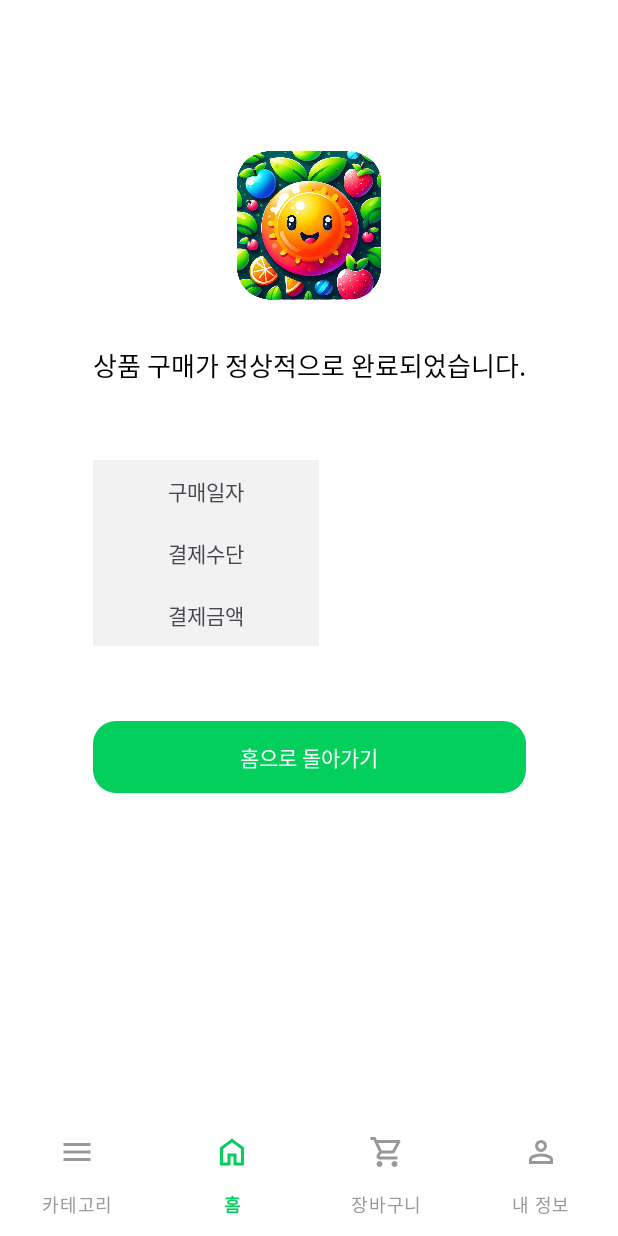
After one commit to AOS3/FinalProject-ShoppingMallUserService-1-team-, an Android app: the fragment UserPaymentDoneFragment placed in its activity, on a phone screen of 412 x 824 dp. The commit adds this screen. Run offline under Robolectric (Android 15) with nearby library versions, the phone set to English and light mode, and no system bars; our stand-ins replace Firebase (no records; nobody signed in at launch, a user with empty details on screens opened directly), navigation-ui; pictures from the network do not load; 4 statements that could not run were skipped.

Commit message:
sehoon 결제 완료 페이지

```diff
--- /dev/null
+++ b/app/src/main/java/com/example/frume/data/PaymentDone.kt
@@ -0,0 +1,11 @@
+package com.example.frume.data
+
+import android.os.Parcelable
+import kotlinx.parcelize.Parcelize
+
+@Parcelize
+data class PaymentDone(
+    val payment: String,
+    val totalPrice: Int,
+    val paymentDate: String
+) : Parcelable
--- a/app/src/main/java/com/example/frume/fragment/user_fragment/product_info/UserProductInfoDialogFragment.kt
+++ b/app/src/main/java/com/example/frume/fragment/user_fragment/product_info/UserProductInfoDialogFragment.kt
@@ -278,12 +278,12 @@ class UserProductInfoDialogFragment : BottomSheetDialogFragment() {
                 val dueDate = binding.textViewUserProductInfoDialogDeliveryDate.text.toString()
                 val deliverySubscribeState = when {
                     binding.radioButtonProductInfoDialogSubscribe.isChecked -> DeliverySubscribeState.DELIVERY_STATE_SUBSCRIBE
-                    else-> DeliverySubscribeState.DELIVERY_STATE_NOT_SUBSCRIBE
+                    else -> DeliverySubscribeState.DELIVERY_STATE_NOT_SUBSCRIBE
                 }
                 val productCount = binding.editTextProductInfoDialogCount.text.toString().toInt()
                 val action =
                     UserProductInfoDialogFragmentDirections.actionUserProductInfoDialogToUserPaymentScreen(
-                        null, "productInfo",args.productDocId,dueDate,deliverySubscribeState, productCountDirectPurchase = productCount
+                        null, "productInfo", args.productDocId, dueDate, deliverySubscribeState, productCountDirectPurchase = productCount
                     )
                 findNavController().navigate(action)
 
@@ -341,7 +341,7 @@ class UserProductInfoDialogFragment : BottomSheetDialogFragment() {
                 return@launch
             }
 
-            Log.d("test100","args.productDocId: ${args.productDocId}")
+            Log.d("test100", "args.productDocId: ${args.productDocId}")
 
             // cartProductModel 생성
             val cartProductModel = convertToCartProduct(
@@ -359,6 +359,7 @@ class UserProductInfoDialogFragment : BottomSheetDialogFragment() {
 
                 //  이전 화면을 팝하고 새로운 화면으로 이동할 때 사용됩니다.
                 val navOption = NavOptions.Builder()
+                    .setLaunchSingleTop(true) // 기존 프래그먼트를 재사용
                     .setPopUpTo(R.id.navigation_home, inclusive = true) // navigation_cart 에서 home으로 변경
                     .build()
                 val action =
--- /dev/null
+++ b/app/src/main/java/com/example/frume/fragment/user_fragment/user_payment/UserPaymentDoneFragment.kt
@@ -0,0 +1,52 @@
+package com.example.frume.fragment.user_fragment.user_payment
+
+import android.os.Bundle
+import android.view.LayoutInflater
+import android.view.View
+import android.view.ViewGroup
+import androidx.fragment.app.Fragment
+import androidx.navigation.fragment.findNavController
+import androidx.navigation.fragment.navArgs
+import com.example.frume.databinding.FragmentUserPaymentDoneBinding
+import com.example.frume.util.convertThreeDigitComma
+
+
+class UserPaymentDoneFragment : Fragment() {
+    private var _binding: FragmentUserPaymentDoneBinding? = null
+    private val binding get() = _binding!!
+    private val args: UserPaymentDoneFragmentArgs by navArgs()
+
+    override fun onCreateView(
+        inflater: LayoutInflater, container: ViewGroup?,
+        savedInstanceState: Bundle?
+    ): View {
+        _binding = FragmentUserPaymentDoneBinding.inflate(inflater, container, false)
+        return binding.root
+    }
+
+    override fun onDestroyView() {
+        super.onDestroyView()
+        _binding = null
+    }
+
+    override fun onViewCreated(view: View, savedInstanceState: Bundle?) {
+        super.onViewCreated(view, savedInstanceState)
+        setLayout()
+        onClickBtn()
+    }
+
+    private fun setLayout() {
+        with(binding) {
+            tvPrice.text = args.paymentDone.totalPrice.convertThreeDigitComma()
+            tvDate.text = args.paymentDone.paymentDate
+            tvPayment.text = args.paymentDone.payment
+        }
+    }
+
+    private fun onClickBtn() {
+        binding.btnDone.setOnClickListener {
+            val action = UserPaymentDoneFragmentDirections.actionUserPaymentDoneToNavigationHome()
+            findNavController().navigate(action)
+        }
+    }
+}
--- a/app/src/main/java/com/example/frume/fragment/user_fragment/user_payment/UserPaymentScreenFragment.kt
+++ b/app/src/main/java/com/example/frume/fragment/user_fragment/user_payment/UserPaymentScreenFragment.kt
@@ -16,6 +16,7 @@ import androidx.navigation.fragment.findNavController
 import androidx.navigation.fragment.navArgs
 import com.example.frume.R
 import com.example.frume.activity.HomeActivity
+import com.example.frume.data.PaymentDone
 import com.example.frume.databinding.FragmentUserPaymentScreenBinding
 import com.example.frume.model.CartProductModel
 import com.example.frume.model.DeliveryAddressModel
@@ -507,7 +508,7 @@ class UserPaymentScreenFragment : Fragment() {
                 override fun afterTextChanged(s: Editable?) {
                     // 상품 가격
                     val productCost =
-                        textViewProductTotalPrice.text.toString().replace("원", "").replace(",","").toInt()
+                        textViewProductTotalPrice.text.toString().replace("원", "").replace(",", "").toInt()
                     val userReward = userModel?.customerUserReward ?: -1 // 보유 리워드 (없으면 0)
                     val inputText = s.toString()
 
@@ -679,17 +680,17 @@ class UserPaymentScreenFragment : Fragment() {
             binding.apply {
                 // 상품 가격
                 val productPrice =
-                    textViewProductTotalPrice.text.toString().replace("원", "").replace(",","").trim().toIntOrNull()
+                    textViewProductTotalPrice.text.toString().replace("원", "").replace(",", "").trim().toIntOrNull()
                         ?: 0
 
                 // 적립금
                 val usedReward =
-                    textViewUserPaymentTotalSavingInfo.text.toString().replace("원", "").replace(",","").trim()
+                    textViewUserPaymentTotalSavingInfo.text.toString().replace("원", "").replace(",", "").trim()
                         .toIntOrNull() ?: 0
 
                 // 배송비
                 val shipmentCost =
-                    textViewUserPaymentDeliveryCharge.text.toString().replace("원", "").replace(",","").trim()
+                    textViewUserPaymentDeliveryCharge.text.toString().replace("원", "").replace(",", "").trim()
                         .toIntOrNull() ?: 0
 
                 val totalCost = productPrice + shipmentCost - usedReward
@@ -728,6 +729,7 @@ class UserPaymentScreenFragment : Fragment() {
                     deleteCartProductAfterPurchase()
                     // 사용자 적립금 차감 메서드 호출
                     updateUserReward()
+                    moveToPaymentDone()
                 }
             }
         }
@@ -791,13 +793,15 @@ class UserPaymentScreenFragment : Fragment() {
 
                     // 배송비
                     addOrderModel.orderDeliveryCost =
-                        textViewUserPaymentDeliveryCharge.text.toString().replace("원", "").replace(",","")
+                        textViewUserPaymentDeliveryCharge.text.toString().replace("원", "").replace(",", "")
                             .toInt()
                     // 적립금 사용액
-                    addOrderModel.usedReward =if(textViewUserPaymentTotalSavingInfo.text.toString() ==""){0}else{
-                            textViewUserPaymentTotalSavingInfo.text.toString().replace("원", "").replace(",","")
-                                .toInt()
-                        }
+                    addOrderModel.usedReward = if (textViewUserPaymentTotalSavingInfo.text.toString() == "") {
+                        0
+                    } else {
+                        textViewUserPaymentTotalSavingInfo.text.toString().replace("원", "").replace(",", "")
+                            .toInt()
+                    }
                     // 결제 방식
                     addOrderModel.orderPaymentOption = when (paymentOptionState) {
                         OrderPaymentOption.ORDER_PAYMENT_OPTION_ACCOUNT -> OrderPaymentOption.ORDER_PAYMENT_OPTION_ACCOUNT
@@ -899,13 +903,22 @@ class UserPaymentScreenFragment : Fragment() {
                 UserService.updateUserData(userModel)
 
                 // 물건 가격의 1퍼센트 적립
-                val productCost = binding.textViewProductTotalPrice.text.toString().replace("원","").replace(",","").toInt()
-                val getReward = (productCost *0.01).toInt()
+                val productCost = binding.textViewProductTotalPrice.text.toString().replace("원", "").replace(",", "").toInt()
+                val getReward = (productCost * 0.01).toInt()
 
                 userModel.customerUserReward += getReward
                 UserService.updateUserData(userModel)
             }
         }
+    }
+
+    private fun moveToPaymentDone() {
+        val totalPrice = binding.textViewProductTotalPrice.text.toString().filter { it.isDigit() }.toInt()
+        val payment = paymentOptionState.str
+        val date = args.dueDateDirectPurchase
+        val paymentDone = PaymentDone(payment, totalPrice, date!!)
+        val action = UserPaymentScreenFragmentDirections.actionUserPaymentScreenToUserPaymentDoneFragment(paymentDone)
+        findNavController().navigate(action)
     }
 
     suspend fun addOrderProductWhenDirectPurchase(addOrderId: String): Boolean {
--- /dev/null
+++ b/app/src/main/res/layout/fragment_user_payment_done.xml
@@ -0,0 +1,132 @@
+<?xml version="1.0" encoding="utf-8"?>
+<androidx.constraintlayout.widget.ConstraintLayout xmlns:android="http://schemas.android.com/apk/res/android"
+	xmlns:app="http://schemas.android.com/apk/res-auto"
+	xmlns:tools="http://schemas.android.com/tools"
+	android:layout_width="match_parent"
+	android:layout_height="match_parent"
+	tools:context=".fragment.user_fragment.user_payment.UserPaymentDoneFragment">
+
+	<com.google.android.material.imageview.ShapeableImageView
+		android:id="@+id/iv_image"
+		android:layout_width="100dp"
+		android:layout_height="100dp"
+		android:layout_marginTop="100dp"
+		android:src="@drawable/img_fruit"
+		app:layout_constraintEnd_toEndOf="parent"
+		app:layout_constraintStart_toStartOf="parent"
+		app:layout_constraintTop_toTopOf="parent" />
+
+	<TextView
+		android:id="@+id/tv_done"
+		style="@style/AppText5.S17"
+		android:layout_width="wrap_content"
+		android:layout_height="wrap_content"
+		android:layout_marginTop="30dp"
+		android:text="상품 구매가 정상적으로 완료되었습니다."
+		app:layout_constraintEnd_toEndOf="parent"
+		app:layout_constraintStart_toStartOf="parent"
+		app:layout_constraintTop_toBottomOf="@id/iv_image" />
+
+	<View
+		android:id="@+id/view_date"
+		android:layout_width="0dp"
+		android:layout_height="0dp"
+		android:background="@color/gray5"
+		app:layout_constraintBottom_toBottomOf="@id/tv_date_label"
+		app:layout_constraintEnd_toEndOf="@id/tv_date_label"
+		app:layout_constraintStart_toStartOf="@id/tv_date_label"
+		app:layout_constraintTop_toTopOf="@id/tv_date_label" />
+
+	<TextView
+		android:id="@+id/tv_date_label"
+		android:layout_width="wrap_content"
+		android:layout_height="wrap_content"
+		android:layout_marginTop="50dp"
+		android:paddingHorizontal="50dp"
+		android:paddingVertical="10dp"
+		android:text="구매일자"
+		app:layout_constraintStart_toStartOf="@id/tv_done"
+		app:layout_constraintTop_toBottomOf="@id/tv_done" />
+
+	<View
+		android:id="@+id/view_payment"
+		android:layout_width="0dp"
+		android:layout_height="0dp"
+		android:background="@color/gray5"
+		app:layout_constraintBottom_toBottomOf="@id/tv_payment_label"
+		app:layout_constraintEnd_toEndOf="@id/tv_payment_label"
+		app:layout_constraintStart_toStartOf="@id/tv_payment_label"
+		app:layout_constraintTop_toTopOf="@id/tv_payment_label" />
+
+	<TextView
+		android:id="@+id/tv_payment_label"
+		android:layout_width="wrap_content"
+		android:layout_height="wrap_content"
+		android:paddingHorizontal="50dp"
+		android:paddingVertical="10dp"
+		android:text="결제수단"
+		app:layout_constraintStart_toStartOf="@id/tv_done"
+		app:layout_constraintTop_toBottomOf="@id/tv_date_label" />
+
+	<View
+		android:id="@+id/view_price"
+		android:layout_width="0dp"
+		android:layout_height="0dp"
+		android:background="@color/gray5"
+		app:layout_constraintBottom_toBottomOf="@id/tv_price_label"
+		app:layout_constraintEnd_toEndOf="@id/tv_price_label"
+		app:layout_constraintStart_toStartOf="@id/tv_price_label"
+		app:layout_constraintTop_toTopOf="@id/tv_price_label" />
+
+	<TextView
+		android:id="@+id/tv_price_label"
+		android:layout_width="wrap_content"
+		android:layout_height="wrap_content"
+		android:paddingHorizontal="50dp"
+		android:paddingVertical="10dp"
+		android:text="결제금액"
+		app:layout_constraintStart_toStartOf="@id/tv_done"
+		app:layout_constraintTop_toBottomOf="@id/tv_payment_label" />
+
+	<TextView
+		android:id="@+id/tv_date"
+		android:layout_width="wrap_content"
+		android:layout_height="wrap_content"
+		app:layout_constraintBottom_toBottomOf="@id/view_date"
+		app:layout_constraintEnd_toEndOf="parent"
+		app:layout_constraintStart_toEndOf="@id/view_date"
+		app:layout_constraintTop_toTopOf="@id/view_date"
+		tools:text="1000" />
+
+	<TextView
+		android:id="@+id/tv_payment"
+		android:layout_width="wrap_content"
+		android:layout_height="wrap_content"
+		app:layout_constraintBottom_toBottomOf="@id/view_payment"
+		app:layout_constraintEnd_toEndOf="parent"
+		app:layout_constraintStart_toEndOf="@id/view_payment"
+		app:layout_constraintTop_toTopOf="@id/view_payment"
+		tools:text="신용카드" />
+
+	<TextView
+		android:id="@+id/tv_price"
+		android:layout_width="wrap_content"
+		android:layout_height="wrap_content"
+		app:layout_constraintBottom_toBottomOf="@id/view_price"
+		app:layout_constraintEnd_toEndOf="parent"
+		app:layout_constraintStart_toEndOf="@id/view_price"
+		app:layout_constraintTop_toTopOf="@id/view_price"
+		tools:text="1000" />
+
+	<androidx.appcompat.widget.AppCompatButton
+		android:id="@+id/btn_done"
+		style="@style/CustomButtonStyle"
+		android:layout_width="0dp"
+		android:layout_height="wrap_content"
+		android:layout_marginTop="50dp"
+		android:text="홈으로 돌아가기"
+		app:layout_constraintEnd_toEndOf="@id/tv_done"
+		app:layout_constraintStart_toStartOf="@id/tv_done"
+		app:layout_constraintTop_toBottomOf="@id/view_price" />
+
+</androidx.constraintlayout.widget.ConstraintLayout>
--- a/app/src/main/res/layout/fragment_user_payment_screen.xml
+++ b/app/src/main/res/layout/fragment_user_payment_screen.xml
@@ -333,8 +333,6 @@
 				app:layout_constraintEnd_toStartOf="@+id/buttonUserPaymentPaymentMethodCard"
 				app:layout_constraintStart_toStartOf="parent"
 				app:layout_constraintTop_toBottomOf="@+id/textViewUserPaymentPaymentMethod"
-
-
 				/>
 
 			<androidx.appcompat.widget.AppCompatButton
--- a/app/src/main/res/layout/item_product.xml
+++ b/app/src/main/res/layout/item_product.xml
@@ -12,11 +12,11 @@
 		android:layout_height="wrap_content"
 		android:padding="4dp">
 
-		<View
+		<com.google.android.material.card.MaterialCardView
 			android:id="@+id/viewItemProduct"
 			android:layout_width="0dp"
 			android:layout_height="0dp"
-			android:background="@drawable/background_green10"
+			app:cardBackgroundColor="@color/green10"
 			app:layout_constraintBottom_toBottomOf="parent"
 			app:layout_constraintDimensionRatio="w,1:1"
 			app:layout_constraintEnd_toEndOf="parent"
--- a/app/src/main/res/navigation/home_graph.xml
+++ b/app/src/main/res/navigation/home_graph.xml
@@ -125,8 +125,7 @@
 		tools:layout="@layout/fragment_user_payment_screen">
 		<action
 			android:id="@+id/action_user_payment_screen_to_user_product_info"
-			app:destination="@id/user_product_info"
-			/>
+			app:destination="@id/user_product_info" />
 		<action
 			android:id="@+id/action_user_payment_screen_to_user_cart_choice_Deliver_address"
 			app:destination="@id/user_cart_choice_Deliver_address"
@@ -147,12 +146,12 @@
 			app:nullable="true" />
 		<argument
 			android:name="deliverySubscribeStateDirectPurchase"
-			app:argType="com.example.frume.util.DeliverySubscribeState"
-			android:defaultValue="DELIVERY_STATE_NOT_SUBSCRIBE" />
+			android:defaultValue="DELIVERY_STATE_NOT_SUBSCRIBE"
+			app:argType="com.example.frume.util.DeliverySubscribeState" />
 		<argument
 			android:name="productCountDirectPurchase"
-			app:argType="integer"
-			android:defaultValue="0" />
+			android:defaultValue="0"
+			app:argType="integer" />
 		<argument
 			android:name="dueDateDirectPurchase"
 			app:argType="string"
@@ -160,6 +159,9 @@
 		<action
 			android:id="@+id/action_user_payment_screen_to_user_payment_web_view"
 			app:destination="@id/user_payment_web_view" />
+		<action
+			android:id="@+id/action_user_payment_screen_to_userPaymentDoneFragment"
+			app:destination="@id/user_payment_done" />
 	</fragment>
 	<fragment
 		android:id="@+id/user_order_history"
@@ -398,12 +400,12 @@
 			app:nullable="true" />
 		<argument
 			android:name="deliverySubscribeStateDirectPurchase"
-			app:argType="com.example.frume.util.DeliverySubscribeState"
-			android:defaultValue="DELIVERY_STATE_NOT_SUBSCRIBE" />
+			android:defaultValue="DELIVERY_STATE_NOT_SUBSCRIBE"
+			app:argType="com.example.frume.util.DeliverySubscribeState" />
 		<argument
 			android:name="productCountDirectPurchase"
-			app:argType="integer"
-			android:defaultValue="0" />
+			android:defaultValue="0"
+			app:argType="integer" />
 		<argument
 			android:name="dueDateDirectPurchase"
 			app:argType="string"
@@ -429,10 +431,24 @@
 		android:id="@+id/user_payment_web_view"
 		android:name="com.example.frume.fragment.user_fragment.user_payment.UserPaymentWebViewFragment"
 		android:label="fragment_user_payment_web_view"
-		tools:layout="@layout/fragment_user_payment_web_view" >
+		tools:layout="@layout/fragment_user_payment_web_view">
 		<argument
 			android:name="webViewType"
 			app:argType="integer" />
 	</fragment>
+	<fragment
+		android:id="@+id/user_payment_done"
+		android:name="com.example.frume.fragment.user_fragment.user_payment.UserPaymentDoneFragment"
+		android:label="fragment_user_payment_done"
+		tools:layout="@layout/fragment_user_payment_done">
+		<argument
+			android:name="paymentDone"
+			app:argType="com.example.frume.data.PaymentDone" />
+		<action
+			android:id="@+id/action_user_payment_done_to_navigation_home"
+			app:destination="@id/navigation_home"
+			app:popUpTo="@id/navigation_home"
+			app:popUpToInclusive="true" />
+	</fragment>
 
 </navigation>
```
Also changed, not shown: app/src/main/res/values/strings.xml (indentation only).
